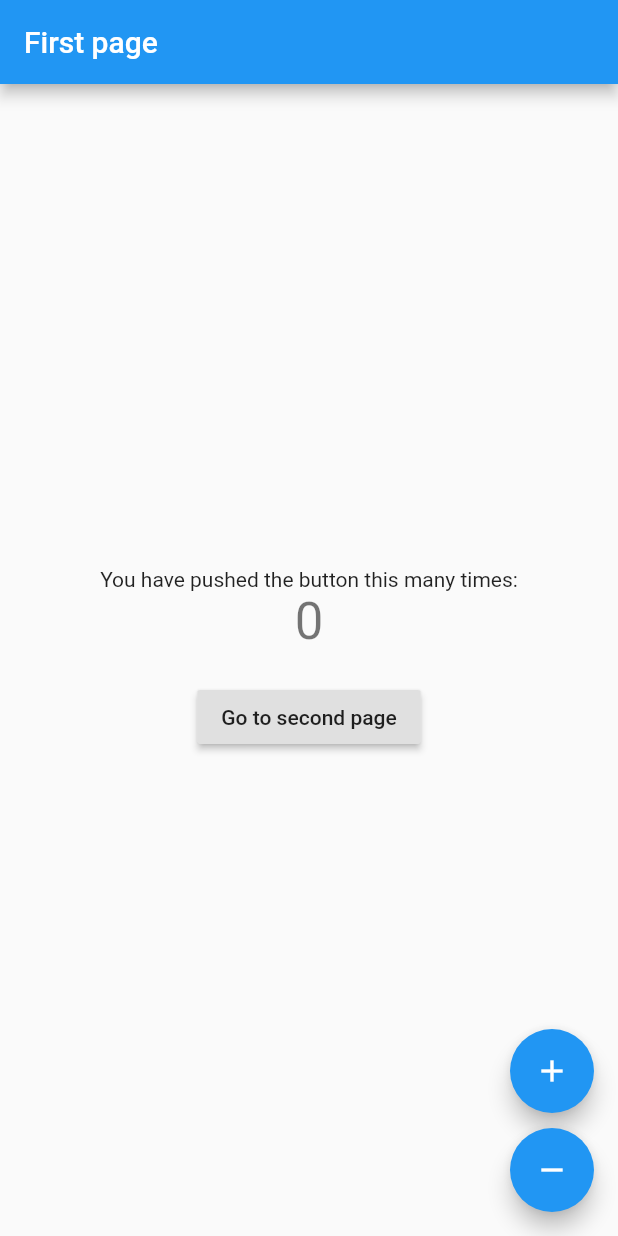
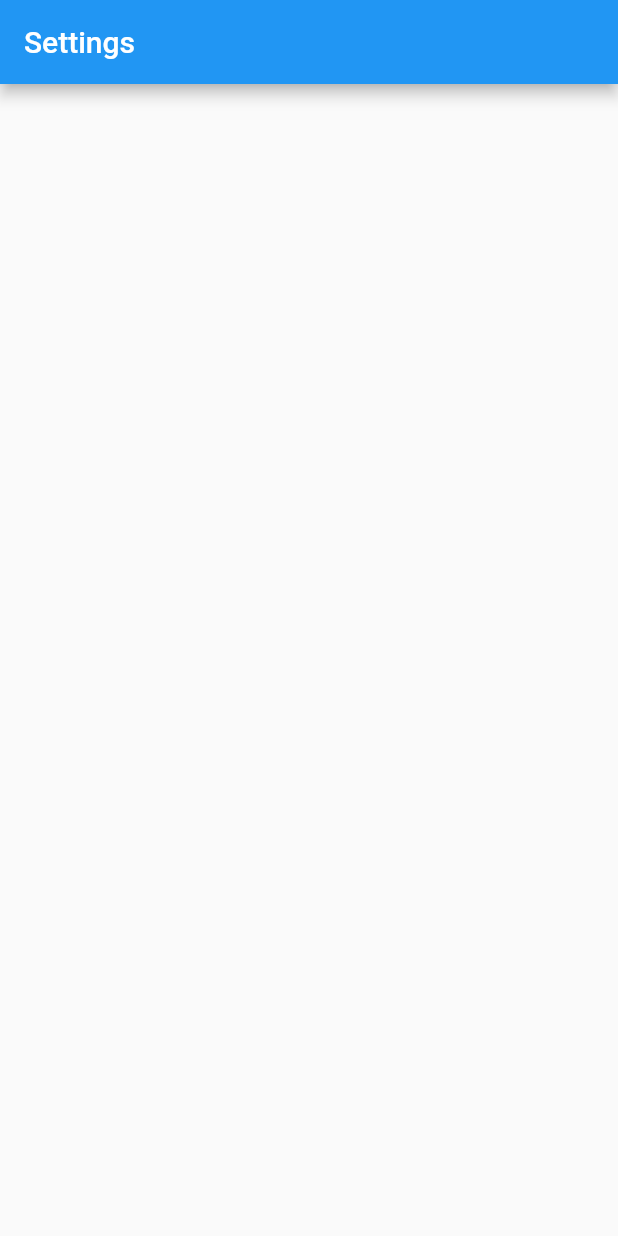
Before and after one commit to marcellocamara/InternetBanking, a Flutter app: the screen it shows after launch, on a phone screen of 412 x 824 dp. Run offline on Flutter 3.47's test engine with Material 2 defaults, Android fonts, the light colour scheme and no system bars.

Commit message:
refactor: deleted app bloc and add settings page as first page

```diff
--- a/lib/app/app.bloc.dart
+++ /dev/null
@@ -1,24 +0,0 @@
-import 'package:bloc/bloc.dart';
-
-/// Created by marcellocamara@id.uff.br on 03/06/2021.
-
-enum AppEvent {
-  increment,
-  decrement,
-}
-
-class AppBloc extends Bloc<AppEvent, int> {
-  AppBloc(int initialState) : super(initialState);
-
-  @override
-  Stream<int> mapEventToState(event) async* {
-    switch (event) {
-      case AppEvent.increment:
-        yield state + 1;
-        break;
-      case AppEvent.decrement:
-        yield state - 1;
-        break;
-    }
-  }
-}
--- /dev/null
+++ b/lib/app/app.dart
@@ -0,0 +1,20 @@
+import 'package:flutter/material.dart';
+
+import 'app.routes.dart';
+
+/// Created by marcellocamara@id.uff.br on 02/06/2021.
+
+class MainApp extends StatelessWidget {
+  final _appRoutes = AppRoutes();
+
+  @override
+  Widget build(BuildContext context) {
+    return MaterialApp(
+      title: 'Internet Banking Simulator',
+      theme: ThemeData(
+        primarySwatch: Colors.blue,
+      ),
+      onGenerateRoute: _appRoutes.onGenerateRoute,
+    );
+  }
+}
--- a/lib/app/app.routes.dart
+++ b/lib/app/app.routes.dart
@@ -1,7 +1,7 @@
+import 'package:flutter/cupertino.dart';
 import 'package:flutter/material.dart';
 
-import 'pages/first_counter.page.dart';
-import 'pages/second_counter.page.dart';
+import 'features/settings/settings.page.dart';
 
 /// Created by marcellocamara@id.uff.br on 03/06/2021.
 
@@ -9,12 +9,8 @@ class AppRoutes {
   Route onGenerateRoute(RouteSettings routeSettings) {
     switch (routeSettings.name) {
       case '/':
-        return MaterialPageRoute(
-          builder: (_) => FirstCounterPage(),
-        );
-      case '/second':
-        return MaterialPageRoute(
-          builder: (_) => SecondCounterPage(),
+        return CupertinoPageRoute(
+          builder: (_) => SettingsPage(),
         );
       default:
         return null;
--- a/lib/app/app.widget.dart
+++ /dev/null
@@ -1,25 +0,0 @@
-import 'package:flutter/material.dart';
-import 'package:flutter_bloc/flutter_bloc.dart';
-
-import 'app.bloc.dart';
-import 'app.routes.dart';
-
-/// Created by marcellocamara@id.uff.br on 02/06/2021.
-
-class AppWidget extends StatelessWidget {
-  final _appRoutes = AppRoutes();
-
-  @override
-  Widget build(BuildContext context) {
-    return BlocProvider<AppBloc>(
-      create: (_) => AppBloc(0),
-      child: MaterialApp(
-        title: 'Internet Banking Simulator',
-        theme: ThemeData(
-          primarySwatch: Colors.blue,
-        ),
-        onGenerateRoute: _appRoutes.onGenerateRoute,
-      ),
-    );
-  }
-}
--- /dev/null
+++ b/lib/app/features/settings/settings.page.dart
@@ -0,0 +1,15 @@
+import 'package:flutter/material.dart';
+
+/// Created by marcellocamara@id.uff.br on 03/06/2021.
+
+class SettingsPage extends StatelessWidget {
+  @override
+  Widget build(BuildContext context) {
+    return Scaffold(
+      appBar: AppBar(
+        title: const Text('Settings'),
+      ),
+      body: Container(),
+    );
+  }
+}
--- a/lib/app/pages/first_counter.page.dart
+++ /dev/null
@@ -1,56 +0,0 @@
-import 'package:flutter/material.dart';
-import 'package:flutter_bloc/flutter_bloc.dart';
-
-import '../app.bloc.dart';
-
-/// Created by marcellocamara@id.uff.br on 02/06/2021.
-
-class FirstCounterPage extends StatelessWidget {
-  @override
-  Widget build(BuildContext context) {
-    return Scaffold(
-      appBar: AppBar(
-        title: const Text('First page'),
-      ),
-      body: Center(
-        child: Column(
-          mainAxisAlignment: MainAxisAlignment.center,
-          children: [
-            const Text('You have pushed the button this many times:'),
-            BlocBuilder<AppBloc, int>(
-              builder: (_, state) {
-                return Text(
-                  '$state',
-                  style: Theme.of(context).textTheme.headline4,
-                );
-              },
-            ),
-            const SizedBox(height: 20),
-            RaisedButton(
-              onPressed: () => Navigator.of(context).pushNamed('/second'),
-              child: Text('Go to second page'),
-            )
-          ],
-        ),
-      ),
-      floatingActionButton: Column(
-        mainAxisSize: MainAxisSize.min,
-        children: [
-          FloatingActionButton(
-            heroTag: 'Increment page 1',
-            onPressed: () => context.read<AppBloc>().add(AppEvent.increment),
-            tooltip: 'Increment',
-            child: const Icon(Icons.add),
-          ),
-          const SizedBox(height: 10),
-          FloatingActionButton(
-            heroTag: 'Decrement page 1',
-            onPressed: () => context.read<AppBloc>().add(AppEvent.decrement),
-            tooltip: 'Decrement',
-            child: const Icon(Icons.remove),
-          ),
-        ],
-      ),
-    );
-  }
-}
--- a/lib/main.dart
+++ b/lib/main.dart
@@ -1,7 +1,7 @@
 import 'package:flutter/material.dart';
 
-import 'app/app.widget.dart';
+import 'app/app.dart';
 
 /// Created by marcellocamara@id.uff.br on 02/06/2021.
 
-void main() => runApp(AppWidget());
+void main() => runApp(MainApp());
```
Also changed, not shown: lib/app/pages/second_counter.page.dart (deleted, +0 -53 lines).
